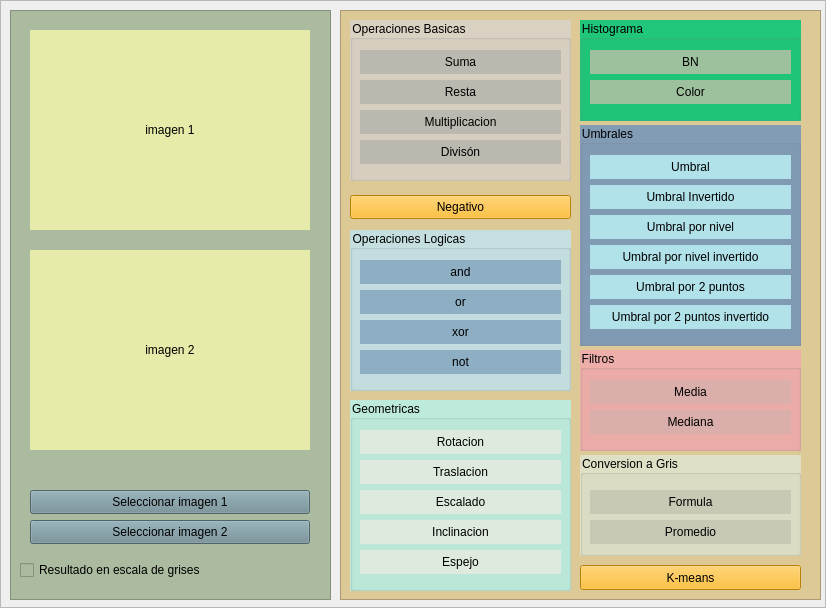
AlvaroCastro1/openCV, file main.ui: the form before one commit.
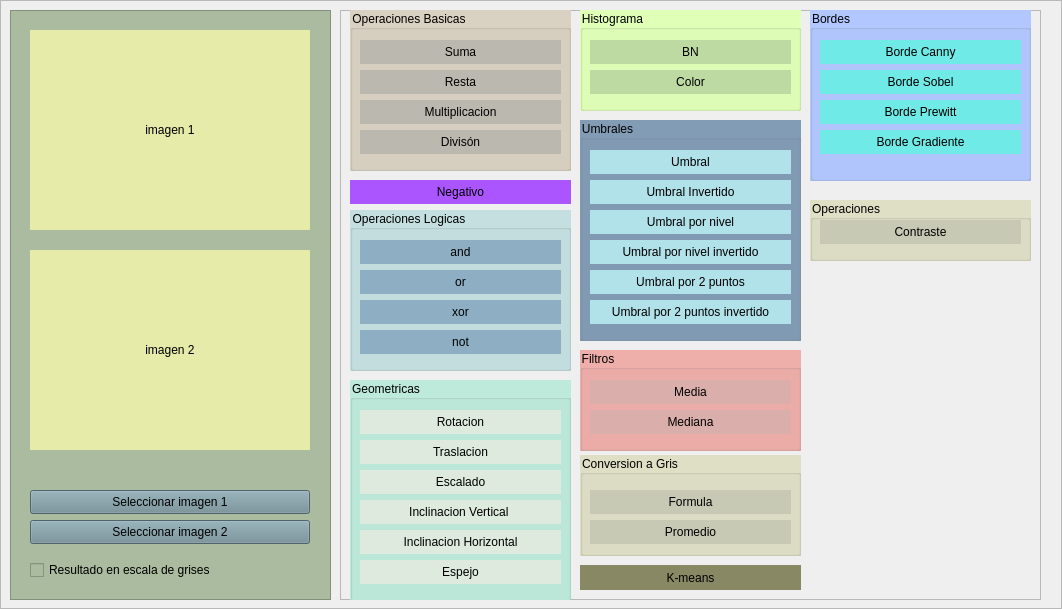
The form after the commit.

```diff
--- a/main.ui
+++ b/main.ui
@@ -6,8 +6,8 @@
    <rect>
     <x>0</x>
     <y>0</y>
-    <width>826</width>
-    <height>608</height>
+    <width>1062</width>
+    <height>609</height>
    </rect>
   </property>
   <property name="windowTitle">
@@ -136,7 +136,7 @@
        <widget class="QCheckBox" name="check_gris">
         <property name="geometry">
          <rect>
-          <x>10</x>
+          <x>20</x>
           <y>550</y>
           <width>281</width>
           <height>20</height>
@@ -152,13 +152,13 @@
         <rect>
          <x>340</x>
          <y>10</y>
-         <width>481</width>
+         <width>701</width>
          <height>590</height>
         </rect>
        </property>
        <property name="styleSheet">
-        <string notr="true">QWidget {
-    background-color: rgb(221, 201, 150);
+        <string notr="true">rgbQWidget {
+    background-color: rgb(230, 237, 255);
 }
 
 QPushButton{
@@ -180,7 +180,7 @@
         <property name="geometry">
          <rect>
           <x>10</x>
-          <y>10</y>
+          <y>0</y>
           <width>221</width>
           <height>161</height>
          </rect>
@@ -264,11 +264,17 @@
         <property name="geometry">
          <rect>
           <x>10</x>
-          <y>185</y>
+          <y>170</y>
           <width>221</width>
           <height>24</height>
          </rect>
         </property>
+        <property name="styleSheet">
+         <string notr="true">QPushButton{
+	background-color: rgb(170, 85, 255);
+	border-radius: 20px;
+}</string>
+        </property>
         <property name="text">
          <string>Negativo</string>
         </property>
@@ -277,7 +283,7 @@
         <property name="geometry">
          <rect>
           <x>10</x>
-          <y>220</y>
+          <y>200</y>
           <width>221</width>
           <height>161</height>
          </rect>
@@ -360,9 +366,9 @@
         <property name="geometry">
          <rect>
           <x>10</x>
-          <y>390</y>
+          <y>370</y>
           <width>221</width>
-          <height>191</height>
+          <height>241</height>
          </rect>
         </property>
         <property name="styleSheet">
@@ -435,14 +441,27 @@
           </rect>
          </property>
          <property name="text">
-          <string>Inclinacion</string>
+          <string>Inclinacion Vertical </string>
+         </property>
+        </widget>
+        <widget class="QPushButton" name="btn_inclinacion_hori">
+         <property name="geometry">
+          <rect>
+           <x>10</x>
+           <y>150</y>
+           <width>201</width>
+           <height>24</height>
+          </rect>
+         </property>
+         <property name="text">
+          <string>Inclinacion Horizontal</string>
          </property>
         </widget>
         <widget class="QPushButton" name="btn_espejo">
          <property name="geometry">
           <rect>
            <x>10</x>
-           <y>150</y>
+           <y>180</y>
            <width>201</width>
            <height>24</height>
           </rect>
@@ -456,19 +475,19 @@
         <property name="geometry">
          <rect>
           <x>240</x>
-          <y>10</y>
+          <y>0</y>
           <width>221</width>
           <height>101</height>
          </rect>
         </property>
         <property name="styleSheet">
          <string notr="true">QGroupBox{
-	background-color: rgb(32, 198, 122);
+	background-color: rgb(224, 255, 183);
 	color: rgb(0, 0, 0);
 }
 
 QPushButton{
-	background-color: rgb(157, 192, 157);
+	background-color: rgb(189, 218, 162);
 	border-radius: 20px;
 }
 
@@ -511,7 +530,7 @@
         <property name="geometry">
          <rect>
           <x>240</x>
-          <y>115</y>
+          <y>110</y>
           <width>221</width>
           <height>221</height>
          </rect>
@@ -734,10 +753,138 @@
           <height>25</height>
          </rect>
         </property>
+        <property name="styleSheet">
+         <string notr="true">QPushButton{
+	background-color: rgb(136, 136, 101);
+	border-radius: 20px;
+}</string>
+        </property>
         <property name="text">
          <string>K-means</string>
         </property>
        </widget>
+       <widget class="QGroupBox" name="filtros_2">
+        <property name="geometry">
+         <rect>
+          <x>470</x>
+          <y>0</y>
+          <width>221</width>
+          <height>171</height>
+         </rect>
+        </property>
+        <property name="styleSheet">
+         <string notr="true">QGroupBox{
+	background-color:rgb(178, 199, 255);
+	color: rgb(0, 0, 0);
+}
+
+QPushButton{
+	background-color: rgb(111, 234, 230) ;
+	border-radius: 20px;
+}
+
+QPushButton:hover {
+	color: rgb(255,255,255);
+	background-color: rgb(173, 207, 196);
+}</string>
+        </property>
+        <property name="title">
+         <string>Bordes</string>
+        </property>
+        <widget class="QPushButton" name="btn_borde_canny">
+         <property name="geometry">
+          <rect>
+           <x>10</x>
+           <y>30</y>
+           <width>201</width>
+           <height>24</height>
+          </rect>
+         </property>
+         <property name="text">
+          <string>Borde Canny</string>
+         </property>
+        </widget>
+        <widget class="QPushButton" name="btn_borde_sobel">
+         <property name="geometry">
+          <rect>
+           <x>10</x>
+           <y>60</y>
+           <width>201</width>
+           <height>24</height>
+          </rect>
+         </property>
+         <property name="text">
+          <string>Borde Sobel</string>
+         </property>
+        </widget>
+        <widget class="QPushButton" name="btn_borde_prewitt">
+         <property name="geometry">
+          <rect>
+           <x>10</x>
+           <y>90</y>
+           <width>201</width>
+           <height>24</height>
+          </rect>
+         </property>
+         <property name="text">
+          <string>Borde Prewitt</string>
+         </property>
+        </widget>
+        <widget class="QPushButton" name="btn_borde_gradiente">
+         <property name="geometry">
+          <rect>
+           <x>10</x>
+           <y>120</y>
+           <width>201</width>
+           <height>24</height>
+          </rect>
+         </property>
+         <property name="text">
+          <string>Borde Gradiente</string>
+         </property>
+        </widget>
+       </widget>
+       <widget class="QGroupBox" name="conversiones_2">
+        <property name="geometry">
+         <rect>
+          <x>470</x>
+          <y>190</y>
+          <width>221</width>
+          <height>61</height>
+         </rect>
+        </property>
+        <property name="styleSheet">
+         <string notr="true">QGroupBox{
+	background-color: rgb(222, 223, 197);
+	color: rgb(0, 0, 0);
+}
+
+QPushButton{
+	background-color: rgb(200, 201, 181);
+	border-radius: 20px;
+}
+
+QPushButton:hover {
+	background-color: rgb(178, 179,159);
+}</string>
+        </property>
+        <property name="title">
+         <string>Operaciones</string>
+        </property>
+        <widget class="QPushButton" name="btn_contraste">
+         <property name="geometry">
+          <rect>
+           <x>10</x>
+           <y>20</y>
+           <width>201</width>
+           <height>24</height>
+          </rect>
+         </property>
+         <property name="text">
+          <string>Contraste</string>
+         </property>
+        </widget>
+       </widget>
       </widget>
      </widget>
     </item>
```
Left out of the diff: 4 changed lines with no effect on the pictures.
